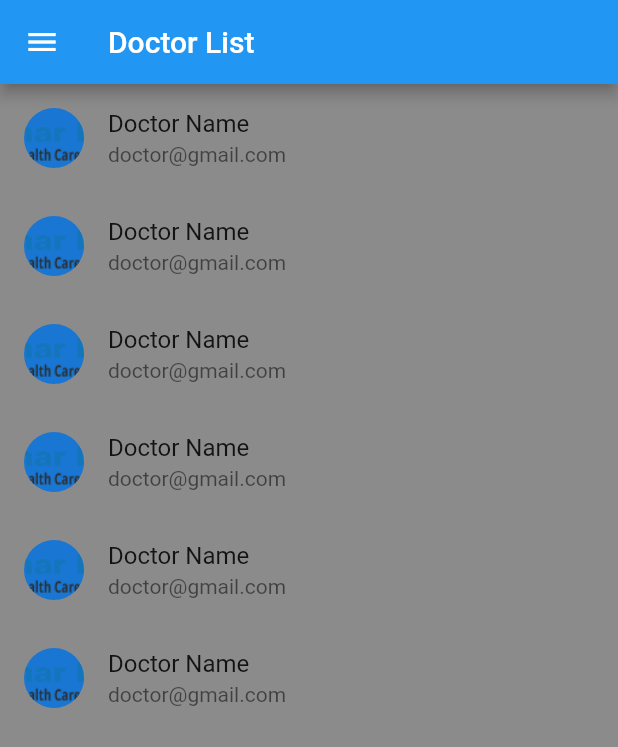
After one commit to MdAdnanMorshed/amar-daktar, a Flutter app: the DoctorListUI screen opened directly, on a phone screen of 412 x 824 dp. The commit adds this screen. Shown: the top 747 px of the screen. Run offline on Flutter 3.47's test engine with Material 2 defaults, Android fonts, the phone set to English and light mode, and no system bars; our stand-ins replace shared_preferences; accounts and stored records are empty; network calls fail.

Commit message:
ListView done

```diff
--- /dev/null
+++ b/lib/ListViewAll/ambulanceListView.dart
@@ -0,0 +1,51 @@
+import 'package:flutter/cupertino.dart';
+import 'package:flutter/material.dart';
+
+Widget ambulanceListView(BuildContext context) {
+  return ListView(
+    children: <Widget>[
+      ListTile(
+        leading: CircleAvatar(
+          backgroundImage: AssetImage('images/amardaktar_logo.png'),
+        ),
+        title: Text('Ambulance Name'),
+        subtitle: Text('Ambulance@gmail.com'),
+      ),
+      ListTile(
+        leading: CircleAvatar(
+          backgroundImage: AssetImage('images/amardaktar_logo.png'),
+        ),
+        title: Text('Ambulance Name'),
+        subtitle: Text('Ambulance@gmail.com'),
+      ),
+      ListTile(
+        leading: CircleAvatar(
+          backgroundImage: AssetImage('images/amardaktar_logo.png'),
+        ),
+        title: Text('Ambulance Name'),
+        subtitle: Text('Ambulance@gmail.com'),
+      ),
+      ListTile(
+        leading: CircleAvatar(
+          backgroundImage: AssetImage('images/amardaktar_logo.png'),
+        ),
+        title: Text('Ambulance Name'),
+        subtitle: Text('Ambulance@gmail.com'),
+      ),
+      ListTile(
+        leading: CircleAvatar(
+          backgroundImage: AssetImage('images/amardaktar_logo.png'),
+        ),
+        title: Text('Ambulance Name'),
+        subtitle: Text('Ambulance@gmail.com'),
+      ),
+      ListTile(
+        leading: CircleAvatar(
+          backgroundImage: AssetImage('images/amardaktar_logo.png'),
+        ),
+        title: Text('Ambulance Name'),
+        subtitle: Text('Ambulance@gmail.com'),
+      ),
+    ],
+  );
+}
--- /dev/null
+++ b/lib/ListViewAll/bloodDonarListView.dart
@@ -0,0 +1,51 @@
+import 'package:flutter/cupertino.dart';
+import 'package:flutter/material.dart';
+
+Widget bloodDonarListView(BuildContext context) {
+  return ListView(
+    children: <Widget>[
+      ListTile(
+        leading: CircleAvatar(
+          backgroundImage: AssetImage('images/amardaktar_logo.png'),
+        ),
+        title: Text('Donar Name'),
+        subtitle: Text('Donar@gmail.com'),
+      ),
+      ListTile(
+        leading: CircleAvatar(
+          backgroundImage: AssetImage('images/amardaktar_logo.png'),
+        ),
+        title: Text('Donar Name'),
+        subtitle: Text('Donar@gmail.com'),
+      ),
+      ListTile(
+        leading: CircleAvatar(
+          backgroundImage: AssetImage('images/amardaktar_logo.png'),
+        ),
+        title: Text('Donar Name'),
+        subtitle: Text('Donar@gmail.com'),
+      ),
+      ListTile(
+        leading: CircleAvatar(
+          backgroundImage: AssetImage('images/amardaktar_logo.png'),
+        ),
+        title: Text('Donar Name'),
+        subtitle: Text('Donar@gmail.com'),
+      ),
+      ListTile(
+        leading: CircleAvatar(
+          backgroundImage: AssetImage('images/amardaktar_logo.png'),
+        ),
+        title: Text('Donar Name'),
+        subtitle: Text('Donar@gmail.com'),
+      ),
+      ListTile(
+        leading: CircleAvatar(
+          backgroundImage: AssetImage('images/amardaktar_logo.png'),
+        ),
+        title: Text('Donar Name'),
+        subtitle: Text('Donar@gmail.com'),
+      ),
+    ],
+  );
+}
--- /dev/null
+++ b/lib/ListViewAll/doctorListView.dart
@@ -0,0 +1,58 @@
+import 'package:amar_daktar/ListViewAll/doctorListViewDetails.dart';
+import 'package:flutter/cupertino.dart';
+import 'package:flutter/material.dart';
+
+Widget doctorListView(BuildContext context) {
+  return ListView(
+    children: <Widget>[
+      ListTile(
+        leading: CircleAvatar(
+          backgroundImage: AssetImage('images/amardaktar_logo.png'),
+        ),
+        title: Text('Doctor Name'),
+        subtitle: Text('doctor@gmail.com'),
+      ),
+      ListTile(
+        leading: CircleAvatar(
+          backgroundImage: AssetImage('images/amardaktar_logo.png'),
+        ),
+        title: Text('Doctor Name'),
+        subtitle: Text('doctor@gmail.com'),
+        onTap: () {
+          Navigator.push(
+            context,
+            MaterialPageRoute(builder: (context) => DoctorlistViewDetails()),
+          );
+        },
+      ),
+      ListTile(
+        leading: CircleAvatar(
+          backgroundImage: AssetImage('images/amardaktar_logo.png'),
+        ),
+        title: Text('Doctor Name'),
+        subtitle: Text('doctor@gmail.com'),
+      ),
+      ListTile(
+        leading: CircleAvatar(
+          backgroundImage: AssetImage('images/amardaktar_logo.png'),
+        ),
+        title: Text('Doctor Name'),
+        subtitle: Text('doctor@gmail.com'),
+      ),
+      ListTile(
+        leading: CircleAvatar(
+          backgroundImage: AssetImage('images/amardaktar_logo.png'),
+        ),
+        title: Text('Doctor Name'),
+        subtitle: Text('doctor@gmail.com'),
+      ),
+      ListTile(
+        leading: CircleAvatar(
+          backgroundImage: AssetImage('images/amardaktar_logo.png'),
+        ),
+        title: Text('Doctor Name'),
+        subtitle: Text('doctor@gmail.com'),
+      ),
+    ],
+  );
+}
--- /dev/null
+++ b/lib/ListViewAll/hospitalListView.dart
@@ -0,0 +1,51 @@
+import 'package:flutter/cupertino.dart';
+import 'package:flutter/material.dart';
+
+Widget hospitalListView(BuildContext context) {
+  return ListView(
+    children: <Widget>[
+      ListTile(
+        leading: CircleAvatar(
+          backgroundImage: AssetImage('images/amardaktar_logo.png'),
+        ),
+        title: Text('Hospital Name'),
+        subtitle: Text('doctor@gmail.com'),
+      ),
+      ListTile(
+        leading: CircleAvatar(
+          backgroundImage: AssetImage('images/amardaktar_logo.png'),
+        ),
+        title: Text('Hospital Name'),
+        subtitle: Text('doctor@gmail.com'),
+      ),
+      ListTile(
+        leading: CircleAvatar(
+          backgroundImage: AssetImage('images/amardaktar_logo.png'),
+        ),
+        title: Text('Hospital Name'),
+        subtitle: Text('Hospital@gmail.com'),
+      ),
+      ListTile(
+        leading: CircleAvatar(
+          backgroundImage: AssetImage('images/amardaktar_logo.png'),
+        ),
+        title: Text('Hospital Name'),
+        subtitle: Text('Hospital@gmail.com'),
+      ),
+      ListTile(
+        leading: CircleAvatar(
+          backgroundImage: AssetImage('images/amardaktar_logo.png'),
+        ),
+        title: Text('Hospital Name'),
+        subtitle: Text('Hospital@gmail.com'),
+      ),
+      ListTile(
+        leading: CircleAvatar(
+          backgroundImage: AssetImage('images/amardaktar_logo.png'),
+        ),
+        title: Text('Hospital Name'),
+        subtitle: Text('Hospital@gmail.com'),
+      ),
+    ],
+  );
+}
--- a/lib/RestApi/UserRegisterApi.dart
+++ b/lib/RestApi/UserRegisterApi.dart
@@ -1 +1,7 @@
+import 'dart:convert';
+
+import 'package:amar_daktar/Models/DoctorsList.dart';
+import 'package:http/http.dart' as http;
+import 'package:amar_daktar/URL/Link.dart';
+
 class UserRegisterApi {}
--- a/lib/UI_Views/DashboardUI.dart
+++ b/lib/UI_Views/DashboardUI.dart
@@ -1,4 +1,3 @@
-import 'package:amar_daktar/UI_Views/UserRegister.dart';
 import 'package:flutter/cupertino.dart';
 import 'package:flutter/material.dart';
 
@@ -49,6 +48,7 @@ class MenuItemCard extends StatelessWidget {
         child: Card(
           child: InkWell(
             // onTap pass
+
             child: Center(
               child: Column(
                 mainAxisSize: MainAxisSize.min,
--- /dev/null
+++ b/lib/UI_Views/DoctorListUI.dart
@@ -0,0 +1,28 @@
+import 'package:amar_daktar/ListViewAll/doctorListView.dart';
+import 'package:flutter/cupertino.dart';
+import 'package:flutter/material.dart';
+
+import 'AppDrawer.dart';
+
+class DoctorListUI extends StatefulWidget {
+  @override
+  DoctorListPage createState() => DoctorListPage();
+}
+
+class DoctorListPage extends State<DoctorListUI> {
+  @override
+  Widget build(BuildContext context) {
+    // TODO: implement build
+    return Scaffold(
+      backgroundColor: Colors.grey,
+      drawer: AppDrawer(currentRoute: '/dashboard'),
+      appBar: AppBar(
+        title: Text('Doctor List'),
+      ),
+      body: Container(
+        color: Colors.black12,
+        child: doctorListView(context),
+      ),
+    );
+  }
+}
--- a/lib/URL/Link.dart
+++ b/lib/URL/Link.dart
@@ -1,3 +1,9 @@
 class Links {
+  static String baseUrl = 'http://amardaktar24.com';
+
   static String loginApiUrl = 'http://amardaktar24.com/api/login';
+  static String getdoctorslistApiUrl =
+      'http://amardaktar24.com/api/get/all/doctors';
+  static String getdistrictsApiUrl =
+      'http://amardaktar24.com/api/get/all/districts';
 }
```
Also changed, not shown: lib/ListViewAll/doctorListViewDetails.dart (added, +36 -0 lines), lib/RestApi/DistrictsListApi.dart (added, +43 -0 lines), lib/RestApi/DoctorsListApi.dart (added, +44 -0 lines), lib/RestApi/UserLoginApi.dart (+19 -5 lines), lib/UI_Views/AmbulancesListUI.dart (added, +23 -0 lines), lib/UI_Views/BloodDonorListUI.dart (added, +23 -0 lines), lib/UI_Views/HospitalsListUI.dart (added, +23 -0 lines), lib/UI_Views/UserLogin.dart (+59 -50 lines).
